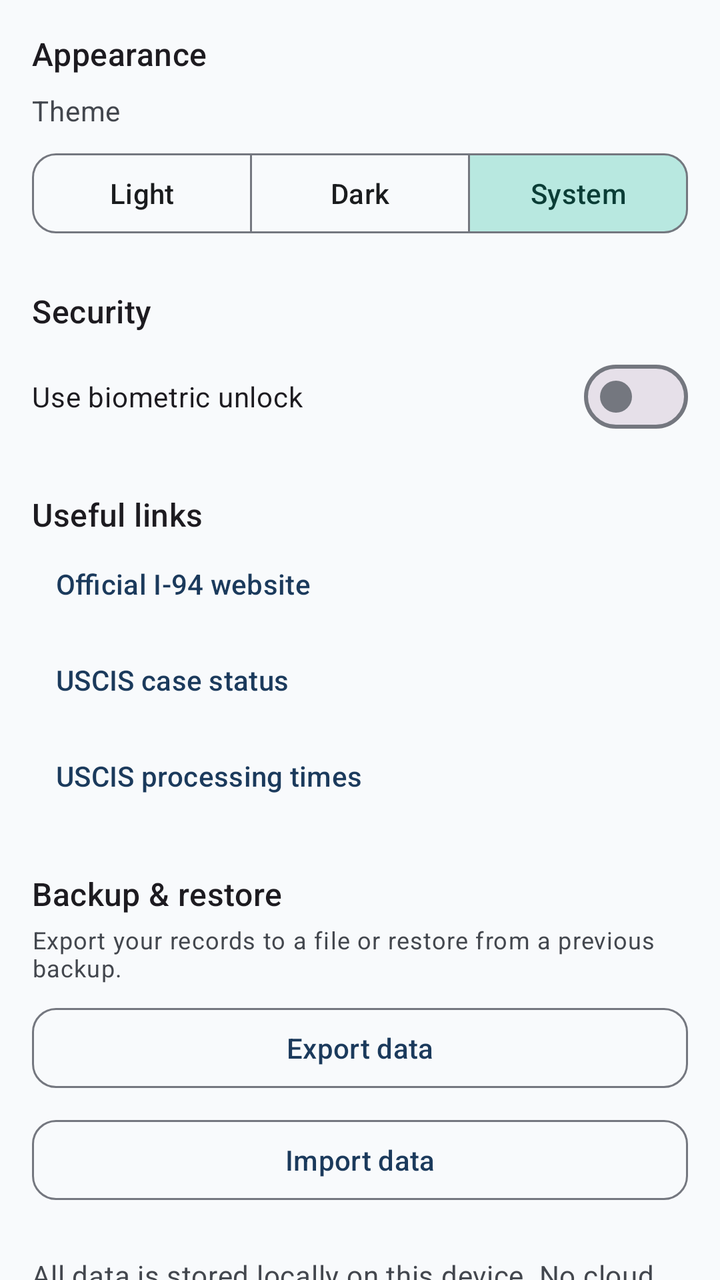
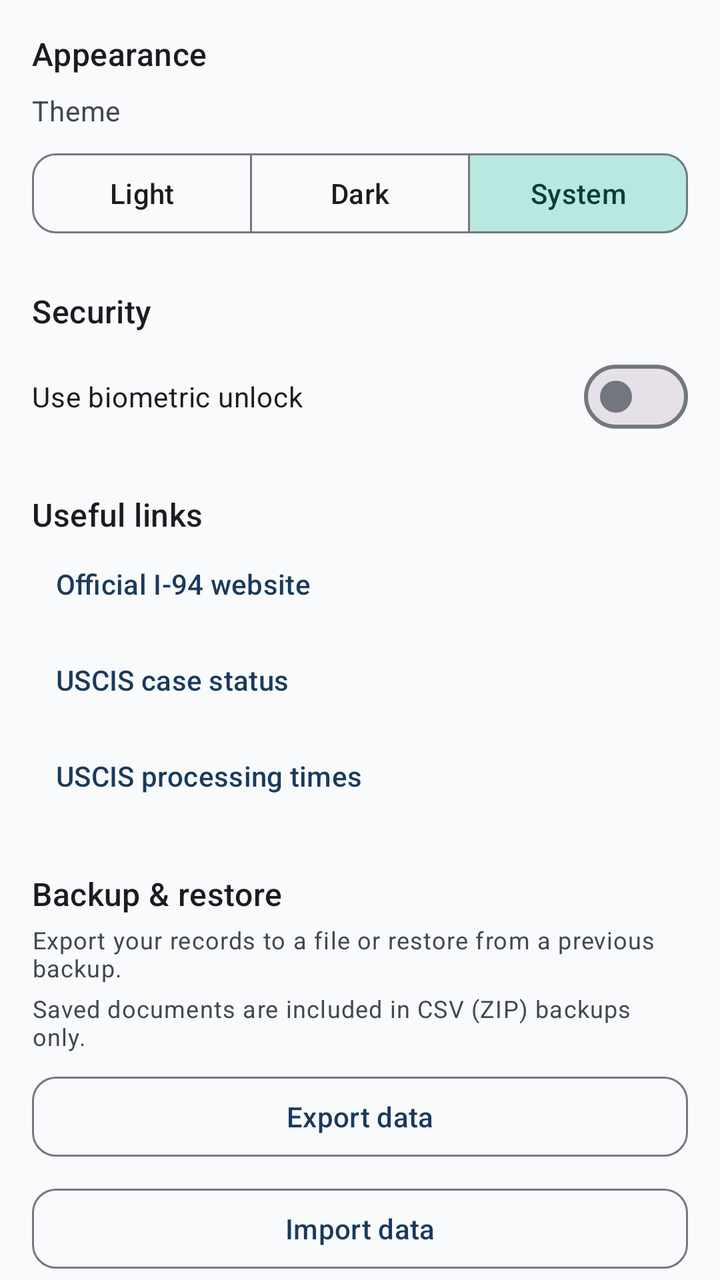

The first picture is an Android layout as it rendered before a commit; the second is the same layout after the commit. The layout source and the unified diff follow.
<!-- AndroidManifest.xml: application theme Theme.ImmigrantVault -->
<!-- res/layout/fragment_settings.xml -->
<?xml version="1.0" encoding="utf-8"?>
<androidx.core.widget.NestedScrollView xmlns:android="http://schemas.android.com/apk/res/android"
    xmlns:app="http://schemas.android.com/apk/res-auto"
    android:layout_width="match_parent"
    android:layout_height="match_parent"
    android:clipToPadding="false"
    android:padding="@dimen/screen_padding"
    android:paddingBottom="32dp">

    <LinearLayout
        android:layout_width="match_parent"
        android:layout_height="wrap_content"
        android:orientation="vertical">

        <TextView
            android:layout_width="match_parent"
            android:layout_height="wrap_content"
            android:text="@string/settings_appearance"
            android:textAppearance="?attr/textAppearanceTitleMedium" />

        <TextView
            android:layout_width="match_parent"
            android:layout_height="wrap_content"
            android:layout_marginTop="8dp"
            android:text="@string/settings_theme"
            android:textAppearance="?attr/textAppearanceBodyMedium"
            android:textColor="?attr/colorOnSurfaceVariant" />

        <com.google.android.material.button.MaterialButtonToggleGroup
            android:id="@+id/theme_toggle"
            android:layout_width="match_parent"
            android:layout_height="wrap_content"
            android:layout_marginTop="8dp"
            app:checkedButton="@+id/theme_system"
            app:selectionRequired="true"
            app:singleSelection="true">

            <com.google.android.material.button.MaterialButton
                android:id="@+id/theme_light"
                style="@style/Widget.ImmigrantVault.Button.Outlined"
                android:layout_width="0dp"
                android:layout_height="wrap_content"
                android:layout_weight="1"
                android:text="@string/settings_theme_light" />

            <com.google.android.material.button.MaterialButton
                android:id="@+id/theme_dark"
                style="@style/Widget.ImmigrantVault.Button.Outlined"
                android:layout_width="0dp"
                android:layout_height="wrap_content"
                android:layout_weight="1"
                android:text="@string/settings_theme_dark" />

            <com.google.android.material.button.MaterialButton
                android:id="@+id/theme_system"
                style="@style/Widget.ImmigrantVault.Button.Outlined"
                android:layout_width="0dp"
                android:layout_height="wrap_content"
                android:layout_weight="1"
                android:text="@string/settings_theme_system" />

        </com.google.android.material.button.MaterialButtonToggleGroup>

        <TextView
            android:layout_width="match_parent"
            android:layout_height="wrap_content"
            android:layout_marginTop="24dp"
            android:text="@string/settings_security"
            android:textAppearance="?attr/textAppearanceTitleMedium" />

        <com.google.android.material.materialswitch.MaterialSwitch
            android:id="@+id/switch_biometric"
            android:layout_width="match_parent"
            android:layout_height="wrap_content"
            android:layout_marginTop="8dp"
            android:text="@string/settings_biometric" />

        <TextView
            android:layout_width="match_parent"
            android:layout_height="wrap_content"
            android:layout_marginTop="24dp"
            android:text="@string/settings_links"
            android:textAppearance="?attr/textAppearanceTitleMedium" />

        <com.google.android.material.button.MaterialButton
            android:id="@+id/link_i94"
            style="@style/Widget.ImmigrantVault.Button.Text"
            android:layout_width="match_parent"
            android:layout_height="wrap_content"
            android:gravity="start|center_vertical"
            android:text="@string/settings_link_i94" />

        <com.google.android.material.button.MaterialButton
            android:id="@+id/link_uscis"
            style="@style/Widget.ImmigrantVault.Button.Text"
            android:layout_width="match_parent"
            android:layout_height="wrap_content"
            android:gravity="start|center_vertical"
            android:text="@string/settings_link_uscis" />

        <com.google.android.material.button.MaterialButton
            android:id="@+id/link_processing"
            style="@style/Widget.ImmigrantVault.Button.Text"
            android:layout_width="match_parent"
            android:layout_height="wrap_content"
            android:gravity="start|center_vertical"
            android:text="@string/settings_link_processing" />

        <TextView
            android:layout_width="match_parent"
            android:layout_height="wrap_content"
            android:layout_marginTop="24dp"
            android:text="@string/settings_backup"
            android:textAppearance="?attr/textAppearanceTitleMedium" />

        <TextView
            android:layout_width="match_parent"
            android:layout_height="wrap_content"
            android:layout_marginTop="4dp"
            android:text="@string/settings_backup_description"
            android:textAppearance="?attr/textAppearanceBodySmall"
            android:textColor="?attr/colorOnSurfaceVariant" />

        <com.google.android.material.button.MaterialButton
            android:id="@+id/button_export"
            style="@style/Widget.ImmigrantVault.Button.Outlined"
            android:layout_width="match_parent"
            android:layout_height="wrap_content"
            android:layout_marginTop="8dp"
            android:text="@string/settings_export" />

        <com.google.android.material.button.MaterialButton
            android:id="@+id/button_import"
            style="@style/Widget.ImmigrantVault.Button.Outlined"
            android:layout_width="match_parent"
            android:layout_height="wrap_content"
            android:layout_marginTop="8dp"
            android:text="@string/settings_import" />

        <com.google.android.material.progressindicator.LinearProgressIndicator
            android:id="@+id/progress_backup"
            android:layout_width="match_parent"
            android:layout_height="wrap_content"
            android:layout_marginTop="8dp"
            android:indeterminate="true"
            android:visibility="gone" />

        <TextView
            android:layout_width="match_parent"
            android:layout_height="wrap_content"
            android:layout_marginTop="24dp"
            android:text="@string/settings_privacy"
            android:textAppearance="?attr/textAppearanceBodyMedium"
            android:textColor="?attr/colorOnSurfaceVariant" />

        <TextView
            android:layout_width="match_parent"
            android:layout_height="wrap_content"
            android:layout_marginTop="8dp"
            android:text="@string/settings_about"
            android:textAppearance="?attr/textAppearanceBodySmall"
            android:textColor="?attr/colorOnSurfaceVariant" />

    </LinearLayout>

</androidx.core.widget.NestedScrollView>
<!-- resources referenced by this layout -->
<resources>
  <dimen name="screen_padding">16dp</dimen>
  <string name="settings_about">ImmigrantVault helps you organize immigration records for you and your family.</string>
  <string name="settings_appearance">Appearance</string>
  <string name="settings_backup">Backup &amp; restore</string>
  <string name="settings_backup_description">Export your records to a file or restore from a previous backup.</string>
  <string name="settings_biometric">Use biometric unlock</string>
  <string name="settings_export">Export data</string>
  <string name="settings_import">Import data</string>
  <string name="settings_link_i94">Official I-94 website</string>
  <string name="settings_link_processing">USCIS processing times</string>
  <string name="settings_link_uscis">USCIS case status</string>
  <string name="settings_links">Useful links</string>
  <string name="settings_privacy">All data is stored locally on this device. No cloud sync.</string>
  <string name="settings_security">Security</string>
  <string name="settings_theme">Theme</string>
  <string name="settings_theme_dark">Dark</string>
  <string name="settings_theme_light">Light</string>
  <string name="settings_theme_system">System</string>
  <style name="Theme.ImmigrantVault" parent="Base.Theme.ImmigrantVault" />
  <style name="ShapeAppearance.ImmigrantVault.SmallComponent" parent="ShapeAppearance.Material3.SmallComponent">
          <item name="cornerFamily">rounded</item>
          <item name="cornerSize">@dimen/corner_small</item>
      </style>
  <dimen name="corner_small">12dp</dimen>
  <color name="md_theme_primary">#1B3A5C</color>
  <color name="md_theme_on_primary">#FFFFFF</color>
  <color name="md_theme_primary_container">#D4E3F3</color>
  <color name="md_theme_on_primary_container">#0A1F33</color>
  <color name="md_theme_secondary">#2A9D8F</color>
  <color name="md_theme_on_secondary">#FFFFFF</color>
  <color name="md_theme_secondary_container">#B8E8E0</color>
  <color name="md_theme_on_secondary_container">#0A3D36</color>
  <color name="md_theme_tertiary">#E9C46A</color>
  <color name="md_theme_on_tertiary">#3D2F00</color>
  <color name="md_theme_tertiary_container">#FFF0C2</color>
  <color name="md_theme_on_tertiary_container">#4A3800</color>
  <color name="md_theme_error">#BA1A1A</color>
  <color name="md_theme_on_error">#FFFFFF</color>
  <color name="md_theme_error_container">#FFDAD6</color>
  <color name="md_theme_on_error_container">#410002</color>
  <color name="md_theme_background">#F8FAFC</color>
  <color name="md_theme_on_background">#1A1C1E</color>
  <color name="md_theme_surface">#FFFFFF</color>
  <color name="md_theme_on_surface">#1A1C1E</color>
  <color name="md_theme_surface_variant">#E8EEF4</color>
  <color name="md_theme_on_surface_variant">#43474E</color>
  <color name="md_theme_outline">#74777F</color>
  <color name="md_theme_outline_variant">#C4C7CF</color>
  <style name="ShapeAppearance.ImmigrantVault.MediumComponent" parent="ShapeAppearance.Material3.MediumComponent">
          <item name="cornerFamily">rounded</item>
          <item name="cornerSize">@dimen/corner_medium</item>
      </style>
  <style name="ShapeAppearance.ImmigrantVault.LargeComponent" parent="ShapeAppearance.Material3.LargeComponent">
          <item name="cornerFamily">rounded</item>
          <item name="cornerSize">@dimen/corner_extra_large</item>
      </style>
  <style name="ThemeOverlay.ImmigrantVault.BottomSheetDialog" parent="ThemeOverlay.Material3.BottomSheetDialog">
          <item name="bottomSheetStyle">@style/Widget.ImmigrantVault.BottomSheet</item>
      </style>
  <dimen name="corner_medium">16dp</dimen>
  <dimen name="corner_extra_large">28dp</dimen>
  <dimen name="corner_large">20dp</dimen>
  <dimen name="elevation_card">2dp</dimen>
  <!-- unchanged entries left out for length: 9 -->
</resources>

<!-- the commit's change to res/layout/fragment_settings.xml (unified diff, before → after) -->
@@ -121,6 +121,14 @@
             android:textAppearance="?attr/textAppearanceBodySmall"
             android:textColor="?attr/colorOnSurfaceVariant" />
 
+        <TextView
+            android:layout_width="match_parent"
+            android:layout_height="wrap_content"
+            android:layout_marginTop="4dp"
+            android:text="@string/files_backup_note"
+            android:textAppearance="?attr/textAppearanceBodySmall"
+            android:textColor="?attr/colorOnSurfaceVariant" />
+
         <com.google.android.material.button.MaterialButton
             android:id="@+id/button_export"
             style="@style/Widget.ImmigrantVault.Button.Outlined"
<!-- resource entries referenced after the edit -->
@@ -1,6 +1,7 @@
 <!-- resources referenced by this layout -->
 <resources>
   <dimen name="screen_padding">16dp</dimen>
+  <string name="files_backup_note">Saved documents are included in CSV (ZIP) backups only.</string>
   <string name="settings_about">ImmigrantVault helps you organize immigration records for you and your family.</string>
   <string name="settings_appearance">Appearance</string>
   <string name="settings_backup">Backup &amp; restore</string>
